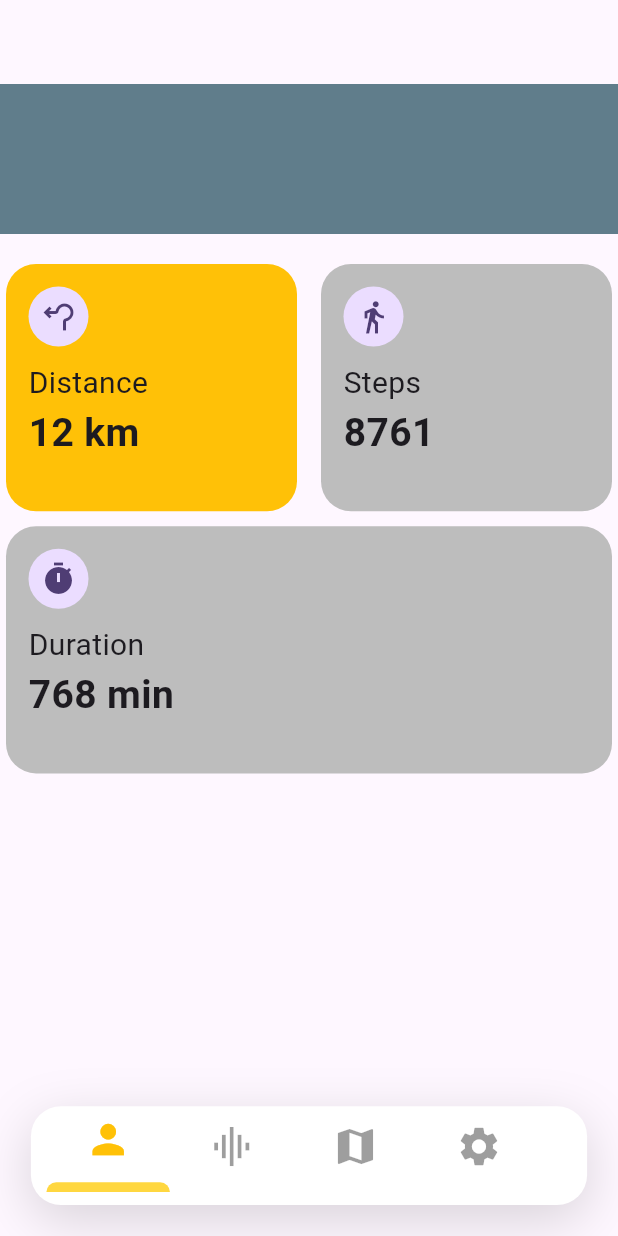
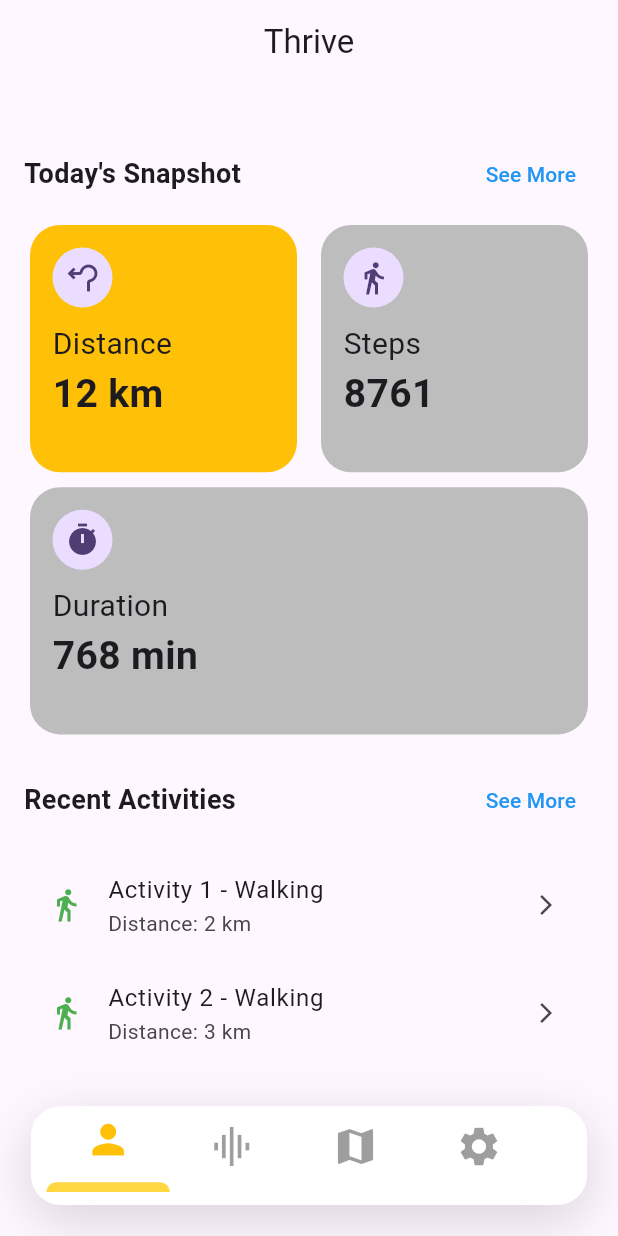
Before and after one commit to Ink42/thrive, a Flutter app: the screen it shows after launch, on a phone screen of 412 x 824 dp. Run offline on Flutter 3.47's test engine with Material 3 defaults, Android fonts, the phone set to English and light mode, and no system bars; our stand-ins replace flutter_map, geolocator, google_fonts, hive, hive_flutter, internet_connection_checker_plus and 2 more; accounts and stored records are empty.

Commit message:
cleaned up home page

```diff
--- a/lib/challenge/view/map_view.dart
+++ b/lib/challenge/view/map_view.dart
@@ -60,7 +60,7 @@ appBar: PreferredSize(
       children: [
         IconButton(onPressed: (){}, icon: Icon(Icons.arrow_back_ios_new_rounded)),
         Text("Tracking activities",style: TextStyle(fontSize: 20,fontWeight: FontWeight.bold),),
-        IconButton(onPressed: (){}, icon: Icon(Icons.calendar_today_outlined)),
+        IconButton(onPressed: (){}, icon: Icon(Icons.more_vert_rounded)),
       ],
     ),
   )),
--- a/lib/challenge/widgets/calender_map_widget.dart
+++ b/lib/challenge/widgets/calender_map_widget.dart
@@ -1,76 +1,3 @@
-
-
-
-
-
-
-// import 'dart:developer';
-// import 'package:intl/intl.dart';
-// import 'package:flutter/material.dart';
-// import 'package:flutter_heatmap_calendar/flutter_heatmap_calendar.dart';
-// import 'package:thrive/challenge/view/set_event_view.dart';
-
-// class MyHeatMap extends StatelessWidget {
-//   const MyHeatMap({super.key});
-
-//   @override
-//   Widget build(BuildContext context) {
-
-//     return Container(
-//       child: HeatMap(
-//         defaultColor: Colors.grey.shade600.withOpacity(0.2),
-//         size: 39,
-//         showColorTip: false,
-//   datasets: {
-//     DateTime(2024, 12, 12): 1,
-//     DateTime(2024, 12, 13): 2,
-//     DateTime(2024, 12, 15): 3,
-//     DateTime(2024, 12, 16): 4,
-//     DateTime(2024, 12, 17): 5,
-//   },
-//   borderRadius: 3,
-//   margin: EdgeInsets.all(2),
-// // textColor: Theme.of(context).textTheme.bodyMedium?.color ?? Colors.black,
-//   textColor: Colors.white,
-
-
-//   colorMode: ColorMode.opacity,
-
-//   startDate: DateTime.now(),
-//   endDate: DateTime.now().add(Duration(days: 90)),
-//   showText: true,
-//   scrollable: true,
-//   colorsets: {
-//     1: Colors.amber.shade400,
-//     2: Colors.amber.shade600,
-//     3: Colors.amber,
-//     4: Colors.amber.shade800,
-//     5: Colors.amber.shade900,
-//   },
-//   onClick: (date) {
-//     ScaffoldMessenger.of(context).showSnackBar(SnackBar(content: Text(date.toString())));
-//     // showAboutDialog(context: context);
-//     final  value = DateFormat('MMM-dd-yyyy').format(date);
-//     showDialog(context: context, builder: (context){
-//       return AlertDialog(
-
-//         title: Text("Alert!"),
-//         content: Text("Would you like to set an event on this date ${value}"),
-//         actions: [
-//           MaterialButton(
-//             color: Colors.amber,
-//             onPressed: ()=>Navigator.popAndPushNamed(context,SetEventView.id) , child: Text("Continue")),
-//           TextButton(onPressed: ()=>Navigator.pop(context), child: Text("Cancel")),
-//         ],
-//       );
-//     });
-//   },
-//     )
-//     );
-//   }
-// }
-
-
 import 'package:flutter/material.dart';
 import 'package:table_calendar/table_calendar.dart';
 
@@ -98,6 +25,7 @@ setState(() {
         Container(
           child: TableCalendar(
             focusedDay: today,
+            calendarFormat: CalendarFormat.month,
             headerStyle: HeaderStyle(
               titleCentered: true,
               formatButtonVisible: false),
--- a/lib/home/view/home_page.dart
+++ b/lib/home/view/home_page.dart
@@ -1,41 +1,81 @@
-
-
-
-
-
 import 'package:flutter/material.dart';
 import 'package:thrive/home/widgets/build_snap_shot.dart';
 import 'package:thrive/home/widgets/expandable_calender.dart';
 
 class HomePage extends StatelessWidget {
   static const String id = "/HomePage";
+
   const HomePage({super.key});
-
 
   @override
   Widget build(BuildContext context) {
     return Scaffold(
-      appBar: AppBar(),
+      appBar: AppBar(
+        title: const Text("Thrive"),
+        centerTitle: true,
+      ),
       body: SingleChildScrollView(
-        child: Column(
-          children: [
-              ExpandableCalender(),
-              SizedBox(height: 20,),
-            // const _Header(title: "Snapshot", extra: "See Details"),
-        buildSnapshotSection(MediaQuery.sizeOf(context))
-          ],
+        child: Padding(
+          padding: const EdgeInsets.all(16.0),
+          child: Column(
+            crossAxisAlignment: CrossAxisAlignment.start,
+            children: [
+              // const ExpandableCalender(),
+              const SizedBox(height: 20),
+              _buildSectionHeader("Today's Snapshot", "See More"),
+              const SizedBox(height: 10),
+              buildSnapshotSection(MediaQuery.sizeOf(context)),
+              const SizedBox(height: 20),
+              _buildSectionHeader("Recent Activities", "See More"),
+              const SizedBox(height: 10),
+              _buildRecentActivities(),
+            ],
+          ),
         ),
-      )
+      ),
     );
   }
 
-  Widget _buildActivityDetail(String label, String value) {
-    return Column(
-      crossAxisAlignment: CrossAxisAlignment.start,
+  Row _buildSectionHeader(String heading, String linkTitle) {
+    return Row(
+      mainAxisAlignment: MainAxisAlignment.spaceBetween,
       children: [
-        Text(label, style: const TextStyle(fontSize: 13)),
-        Text(value, style: const TextStyle(fontSize: 10)),
+        Text(
+          heading,
+          style: const TextStyle(fontSize: 18, fontWeight: FontWeight.bold),
+        ),
+        TextButton(
+          onPressed: () {
+
+          },
+          child: Text(
+            linkTitle,
+            style: const TextStyle(color: Colors.blue),
+          ),
+        ),
       ],
     );
   }
+
+
+  Widget _buildRecentActivities() {
+    return SizedBox(
+      height: 150,
+      child: ListView.builder(
+        itemCount: 3,
+        scrollDirection: Axis.vertical,
+        shrinkWrap: true,
+        itemBuilder: (_, index) {
+          return ListTile(
+            leading: const Icon(Icons.directions_walk, color: Colors.green),
+            title: Text("Activity ${index + 1} - Walking"),
+            subtitle: Text("Distance: ${index + 2} km"),
+            trailing: const Icon(Icons.arrow_forward_ios, size: 16),
+            onTap: () {
+            },
+          );
+        },
+      ),
+    );
+  }
 }
```
